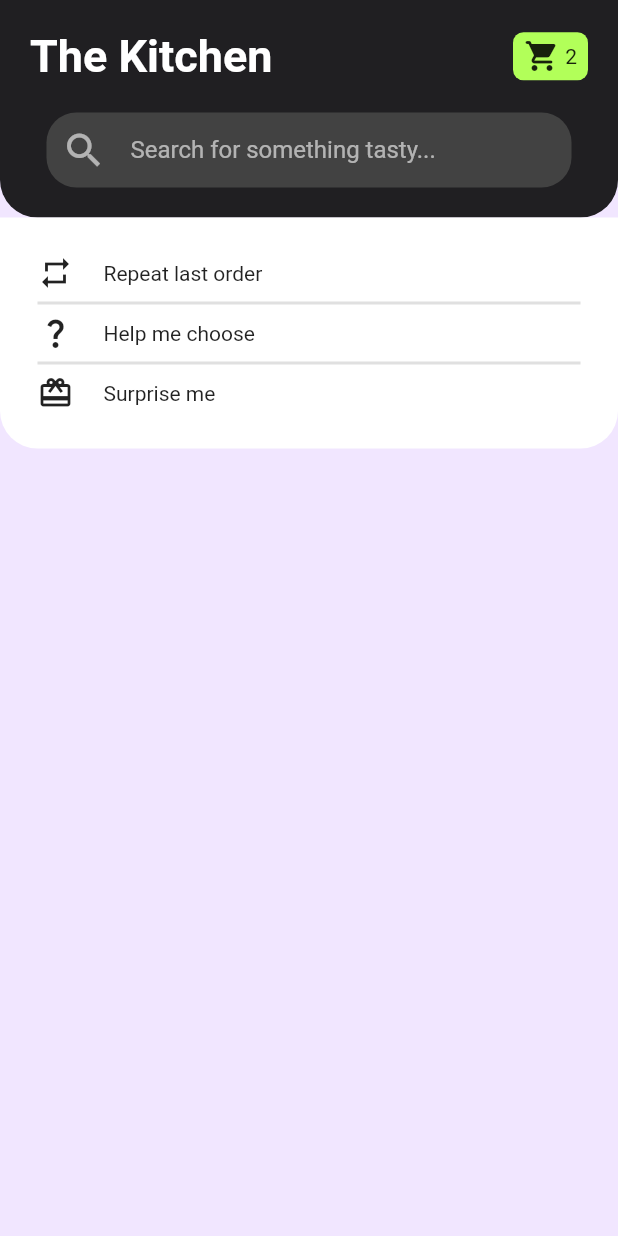
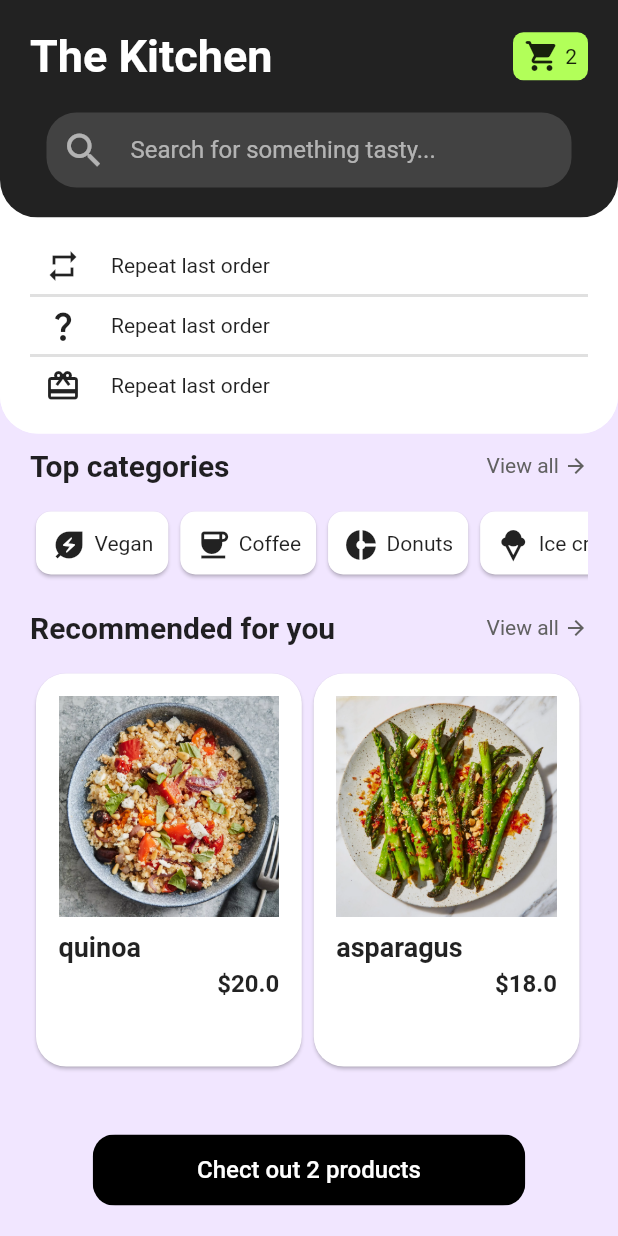
Before and after one commit to gurudevsingh14/food_delivery_app, a Flutter app: the screen it shows after launch, on a phone screen of 412 x 824 dp. Run offline on Flutter 3.47's test engine with Material 2 defaults, Android fonts, the phone set to English and light mode, and no system bars.

Commit message:
homescreen completed

```diff
--- a/lib/DummyData/data.dart
+++ b/lib/DummyData/data.dart
@@ -3,18 +3,31 @@ import 'package:food_delivery_app/Models/food_model.dart';
 
 List<FoodModel> listOfFood = [
   FoodModel(title: 'quinoa',
-  image: Image.asset('assets/images/quinoa.webp'),
+  image: Image.asset('assets/images/quinoa.webp',fit: BoxFit.cover),
   price: 20),
   FoodModel(title: 'asparagus',
-  image: Image.asset('assets/images/asparagus.webp'),
+  image: Image.asset('assets/images/asparagus.webp',fit: BoxFit.cover),
   price: 18),
   FoodModel(title: 'chicken lolipop',
-  image: Image.asset('assets/images/chicken_lolipop.jpg'),
+  image: Image.asset('assets/images/chicken_lolipop.jpg',fit: BoxFit.cover),
   price: 15),
   FoodModel(title: 'chowmein',
-  image: Image.asset('assets/images/chowmein.jpg'),
+  image: Image.asset('assets/images/chowmein.jpg',fit: BoxFit.cover),
   price: 10),
   FoodModel(title: 'golgappe',
-  image: Image.asset('assets/images/golgappe.jpg'),
+  image: Image.asset('assets/images/golgappe.jpg',fit: BoxFit.cover),
   price: 12),
 ];
+
+List<FoodCategory> listOfCategory=[
+  FoodCategory(icon: Icon(Icons.energy_savings_leaf),
+  name: 'Vegan'),
+  FoodCategory(icon: Icon(Icons.coffee),
+  name: 'Coffee'),
+  FoodCategory(icon: Icon(Icons.donut_small_sharp),
+  name: 'Donuts'),
+  FoodCategory(icon: Icon(Icons.icecream),
+  name: 'Ice cream'),
+  FoodCategory(icon: Icon(Icons.rice_bowl_outlined),
+  name: 'Dessert')
+];
--- a/lib/Models/food_model.dart
+++ b/lib/Models/food_model.dart
@@ -7,3 +7,10 @@ class FoodModel {
 
   FoodModel({this.image, this.price, this.title});
 }
+class FoodCategory{
+  final Icon? icon;
+  final String? name;
+
+  FoodCategory({this.icon,this.name});
+
+}
--- /dev/null
+++ b/lib/Screens/HomeScreen/components/carousel.dart
@@ -0,0 +1,89 @@
+import 'package:flutter/material.dart';
+import 'package:food_delivery_app/DummyData/data.dart';
+
+Size? size;
+class CustomCarousel extends StatelessWidget {
+  String? title;
+  int? itemCount;
+  int? option;
+  CustomCarousel({Key? key,
+  required this.title,
+  required this.itemCount,
+    required this.option,
+  }) : super(key: key);
+  @override
+  Widget build(BuildContext context) {
+    size=MediaQuery.of(context).size;
+    return Container(
+      padding: EdgeInsets.symmetric(vertical: 10,horizontal: 20),
+      child: Column(
+        children: [Row(
+          mainAxisAlignment: MainAxisAlignment.spaceBetween,
+          children: [
+            Text(title!,style: TextStyle(fontWeight: FontWeight.bold,fontSize: 20),),
+            Row(
+              children: [
+                Text('View all ',style: TextStyle(color: Colors.grey[700]),),
+                Icon(Icons.arrow_forward,size: 16,color: Colors.grey[700],
+                ),
+              ],
+            )
+          ],
+        ),
+        SizedBox(height: 15,),
+        SizedBox(
+          height: option!=null?option==1?50:270:null,
+          child: ListView.builder(
+            scrollDirection: option!=null?option==1?Axis.horizontal:Axis.horizontal:Axis.vertical,
+            itemCount: itemCount,
+            itemBuilder: (BuildContext context,int index){
+              return option!=null?option==1?categoryButton(listOfCategory[index].icon!,listOfCategory[index].name!):
+              foodCard(listOfFood[index].image!,listOfFood[index].title!,listOfFood[index].price!):SizedBox();
+            },
+            ),
+        ),
+        ],
+      ),
+    );
+  }
+}
+
+Widget categoryButton(Icon icon,String text)
+{
+  return Card(
+    shape: RoundedRectangleBorder(borderRadius: BorderRadius.circular(10)),
+    child: Container(padding: EdgeInsets.all(10),
+    child: Row(
+      children: [
+        icon,
+        SizedBox(width: 5,),
+        Text(text)
+      ],
+    ),),
+  );
+}
+
+Widget foodCard(Image image,String title,double price){
+  return Card(
+    shape: RoundedRectangleBorder(borderRadius: BorderRadius.circular(20)),
+    child: Container(padding: EdgeInsets.all(15),
+    width: size!.width*0.43,
+    child: Column(
+      children: [
+        image,
+        SizedBox(height: 10,),
+        Row(
+          mainAxisAlignment: MainAxisAlignment.spaceBetween,
+        children: [
+        SizedBox(
+          height: 70,
+            width: 90,
+            child: Text(title,style: TextStyle(fontWeight: FontWeight.bold,fontSize: 18),maxLines: 2,overflow: TextOverflow.ellipsis,)),
+        Text("\$"+price.toString(),style: TextStyle(fontWeight: FontWeight.bold,fontSize: 16),)
+        ],
+        ),
+      ],
+    ),
+  )
+  );
+}
--- /dev/null
+++ b/lib/Screens/HomeScreen/components/customButton.dart
@@ -0,0 +1,31 @@
+import 'package:flutter/material.dart';
+
+class RoundButton extends StatelessWidget {
+  final Color textColor;
+  final Color buttonColor;
+  final String text;
+  final  press;
+  const RoundButton({
+    Key? key,
+    required this.text,
+    required this.textColor,
+    required this.buttonColor,
+    required this.press}) : super(key: key);
+
+  @override
+  Widget build(BuildContext context) {
+    Size size=MediaQuery.of(context).size;
+    return Container(
+      width: size.width*0.7,
+      child: ClipRRect(
+        borderRadius: BorderRadius.circular(15),
+        child: FlatButton(padding: EdgeInsets.symmetric(horizontal: 20,vertical: 14),
+            onPressed:press,
+            color: buttonColor,
+            child: Text(
+              text,style: TextStyle(fontSize: 16,color: textColor),
+            )),
+      ),
+    );
+  }
+}
--- /dev/null
+++ b/lib/Screens/HomeScreen/components/customTile.dart
@@ -0,0 +1,23 @@
+import 'package:flutter/material.dart';
+
+class CustomTile extends StatelessWidget {
+  Icon? prefixIcon;
+  String? text;
+  CustomTile({Key? key,
+  this.prefixIcon,
+  this.text,}) : super(key: key);
+
+  @override
+  Widget build(BuildContext context) {
+    return Padding(
+      padding: EdgeInsets.symmetric(horizontal: 10),
+      child: Row(
+        children: [
+          prefixIcon!=null?prefixIcon!:SizedBox(),
+          SizedBox(width: 20,),
+          Text('Repeat last order'),
+        ],
+      ),
+    );
+  }
+}
--- a/lib/Screens/HomeScreen/homescreen.dart
+++ b/lib/Screens/HomeScreen/homescreen.dart
@@ -1,4 +1,7 @@
 import 'package:flutter/material.dart';
+import 'package:food_delivery_app/Screens/HomeScreen/components/carousel.dart';
+import 'package:food_delivery_app/Screens/HomeScreen/components/customButton.dart';
+import 'package:food_delivery_app/Screens/HomeScreen/components/customTile.dart';
 import 'components/appBar.dart';
 
 class HomeScreen extends StatelessWidget {
@@ -9,7 +12,18 @@ class HomeScreen extends StatelessWidget {
     return SafeArea(
       child: Scaffold(
         backgroundColor: Color(0xFFF1E6FF),
-       body: SingleChildScrollView(
+       body: Stack(
+         children:[ Container(
+           height: MediaQuery.of(context).size.height,
+           child: SingleChildScrollView(
+             child: Column(
+               children: [
+                 Container(
+                   decoration: const BoxDecoration(
+                     color: Colors.white,
+                     borderRadius: BorderRadius.only(
+                         bottomLeft: Radius.circular(25), bottomRight: Radius.circular(25)),
+                   ),
                    child: Column(
                      children: [
                        CustomAppbar(),
@@ -19,41 +33,35 @@ class HomeScreen extends StatelessWidget {
                            borderRadius: BorderRadius.only(
                                bottomLeft: Radius.circular(25), bottomRight: Radius.circular(25)),
                          ),
-             padding: EdgeInsets.all(25),
+                         padding: EdgeInsets.all(20),
                          child: Column(
                              children: [
-                   Row(
-                     children: [
-                       Icon(Icons.repeat),
-                       SizedBox(width: 20,),
-                       Text('Repeat last order')
-                     ],
-                   ),
-                   Divider(thickness: 2),
-                   Row(
-                     children: [
-                       Icon(Icons.question_mark),
-                       SizedBox(width: 20,),
-                       Text('Help me choose')
-                     ],
-                   ),
-                   Divider(thickness: 2),
-                   Row(
-                     children: [
-                       Icon(Icons.card_giftcard),
-                       SizedBox(width: 20,),
-                       Text('Surprise me')
-                     ],
-                   ),
+                               CustomTile(prefixIcon: Icon(Icons.repeat),text: 'Repeat last order'),
+                               Divider(thickness: 2,),
+                               CustomTile(prefixIcon: Icon(Icons.question_mark),text:'Help me choose'),
+                               Divider(thickness: 2,),
+                               CustomTile(prefixIcon: Icon(Icons.card_giftcard),text: 'Surprise me')
                              ]
                          ),
                        )
+                     ],
+                   ),
 
-
+                 ),
+                 CustomCarousel(title: 'Top categories',itemCount: 5,option: 1),
+                 CustomCarousel(title: 'Recommended for you', itemCount: 5, option: 2)
 
                ],
-
              ),
+           ),
+         ),
+           Positioned(
+             bottom: 20,
+               child: Container(
+                 width: MediaQuery.of(context).size.width,
+                    alignment: Alignment.center,
+                   child: RoundButton(text: 'Chect out 2 products', textColor: Colors.white, buttonColor: Colors.black,press:(){})))
+    ]
        ),
       ),
     );
```
Also changed, not shown: assets/images/asparagus.webp (added), assets/images/chicken_lolipop.jpg (added), assets/images/chowmein.jpg (added), assets/images/golgappe.jpg (added), assets/images/quinoa.webp (added). Lines whose indentation alone changed are shown as unchanged.
